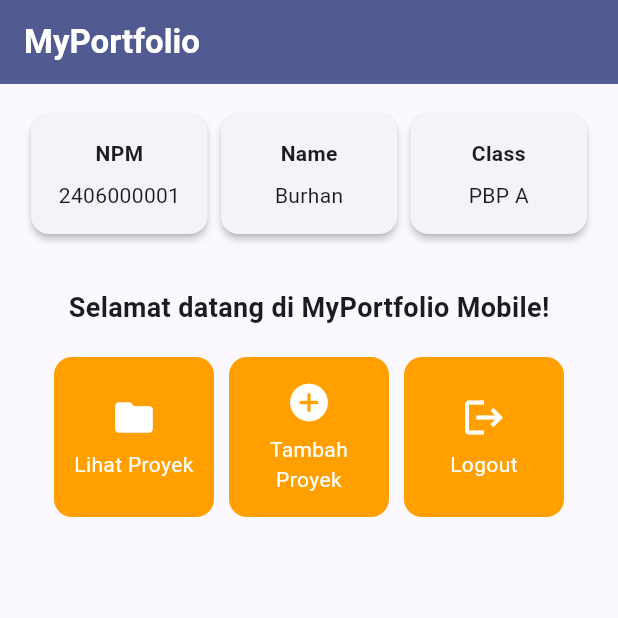
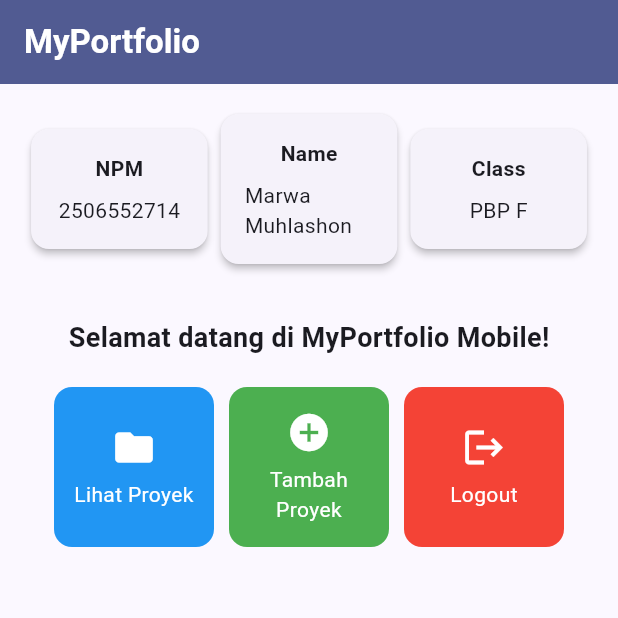
Before and after one commit to kobisamarr/myportofolio_mobile, a Flutter app: the screen it shows after launch, on a phone screen of 412 x 824 dp, the top half of it. Run offline on Flutter 3.47's test engine with Material 3 defaults, Android fonts, the phone set to English and light mode, and no system bars.

Commit message:
feat: tugas individu 7

```diff
--- a/myportofolio_mobile/lib/main.dart
+++ b/myportofolio_mobile/lib/main.dart
@@ -18,7 +18,7 @@ class MyApp extends StatelessWidget {
         ),
         useMaterial3: true,
       ),
-      home: MyHomePage(title: 'Flutter Demo Home Page'),
+      home: const MyHomePage(),
     );
   }
 }
--- a/myportofolio_mobile/lib/menu.dart
+++ b/myportofolio_mobile/lib/menu.dart
@@ -1,19 +1,19 @@
 import 'package:flutter/material.dart';
 
 class MyHomePage extends StatelessWidget {
-  MyHomePage({super.key, required String title});
+  const MyHomePage({super.key});
 
-  final String npm = "2406000001";
-  final String nama = "Burhan";
-  final String kelas = "PBP A";
+  final String npm = "2506552714";
+  final String nama = "Marwa Muhlashon";
+  final String kelas = "PBP F";
 
-  final List<ItemHomepage> items = [
-    ItemHomepage("Lihat Proyek", Icons.folder),
-    ItemHomepage("Tambah Proyek", Icons.add_circle),
-    ItemHomepage("Logout", Icons.logout),
+  final List<ItemHomepage> items = const [
+    ItemHomepage("Lihat Proyek", Icons.folder, Colors.blue),
+    ItemHomepage("Tambah Proyek", Icons.add_circle, Colors.green),
+    ItemHomepage("Logout", Icons.logout, Colors.red),
   ];
 
-    @override
+  @override
   Widget build(BuildContext context) {
     // Scaffold menyediakan struktur visual dasar halaman (AppBar, Body, SnackBar).
     return Scaffold(
@@ -21,10 +21,7 @@ class MyHomePage extends StatelessWidget {
       appBar: AppBar(
         title: const Text(
           'MyPortfolio',
-          style: TextStyle(
-            color: Colors.white,
-            fontWeight: FontWeight.bold,
-          ),
+          style: TextStyle(color: Colors.white, fontWeight: FontWeight.bold),
         ),
         backgroundColor: Theme.of(context).colorScheme.primary,
       ),
@@ -63,13 +60,15 @@ class MyHomePage extends StatelessWidget {
 
                   // GridView menampilkan kartu tombol dalam tata letak kisi 3 kolom.
                   GridView.count(
-                    primary: true,
+                    primary: false,
+                    physics: const NeverScrollableScrollPhysics(),
                     padding: const EdgeInsets.all(20),
                     crossAxisSpacing: 10,
                     mainAxisSpacing: 10,
                     crossAxisCount: 3,
+                    shrinkWrap: true,
                     // shrinkWrap agar ukuran kisi menyesuaikan tinggi konten anak.
-                    shrinkWrap: true,
+
                     children: items.map((ItemHomepage item) {
                       return ItemCard(item);
                     }).toList(),
@@ -103,10 +102,7 @@ class InfoCard extends StatelessWidget {
         // Menyusun teks title dan content secara vertikal.
         child: Column(
           children: [
-            Text(
-              title,
-              style: const TextStyle(fontWeight: FontWeight.bold),
-            ),
+            Text(title, style: const TextStyle(fontWeight: FontWeight.bold)),
             const SizedBox(height: 8.0),
             Text(content),
           ],
@@ -119,8 +115,9 @@ class InfoCard extends StatelessWidget {
 class ItemHomepage {
   final String name;
   final IconData icon;
+  final Color color;
 
-  ItemHomepage(this.name, this.icon);
+  const ItemHomepage(this.name, this.icon, this.color);
 }
 
 class ItemCard extends StatelessWidget {
@@ -132,7 +129,7 @@ class ItemCard extends StatelessWidget {
   Widget build(BuildContext context) {
     return Material(
       // Menggunakan warna sekunder dari skema tema aplikasi.
-      color: Theme.of(context).colorScheme.secondary,
+      color: item.color,
       borderRadius: BorderRadius.circular(12),
       child: InkWell(
         // Aksi ketika kartu ditekan oleh pengguna.
@@ -141,7 +138,9 @@ class ItemCard extends StatelessWidget {
           ScaffoldMessenger.of(context)
             ..hideCurrentSnackBar()
             ..showSnackBar(
-              SnackBar(content: Text("Kamu telah menekan tombol ${item.name}!"))
+              SnackBar(
+                content: Text("Kamu telah menekan tombol ${item.name}!"),
+              ),
             );
         },
         child: Container(
@@ -150,11 +149,7 @@ class ItemCard extends StatelessWidget {
             child: Column(
               mainAxisAlignment: MainAxisAlignment.center,
               children: [
-                Icon(
-                  item.icon,
-                  color: Colors.white,
-                  size: 30.0,
-                ),
+                Icon(item.icon, color: Colors.white, size: 30.0),
                 const Padding(padding: EdgeInsets.all(3)),
                 Text(
                   item.name,
```
